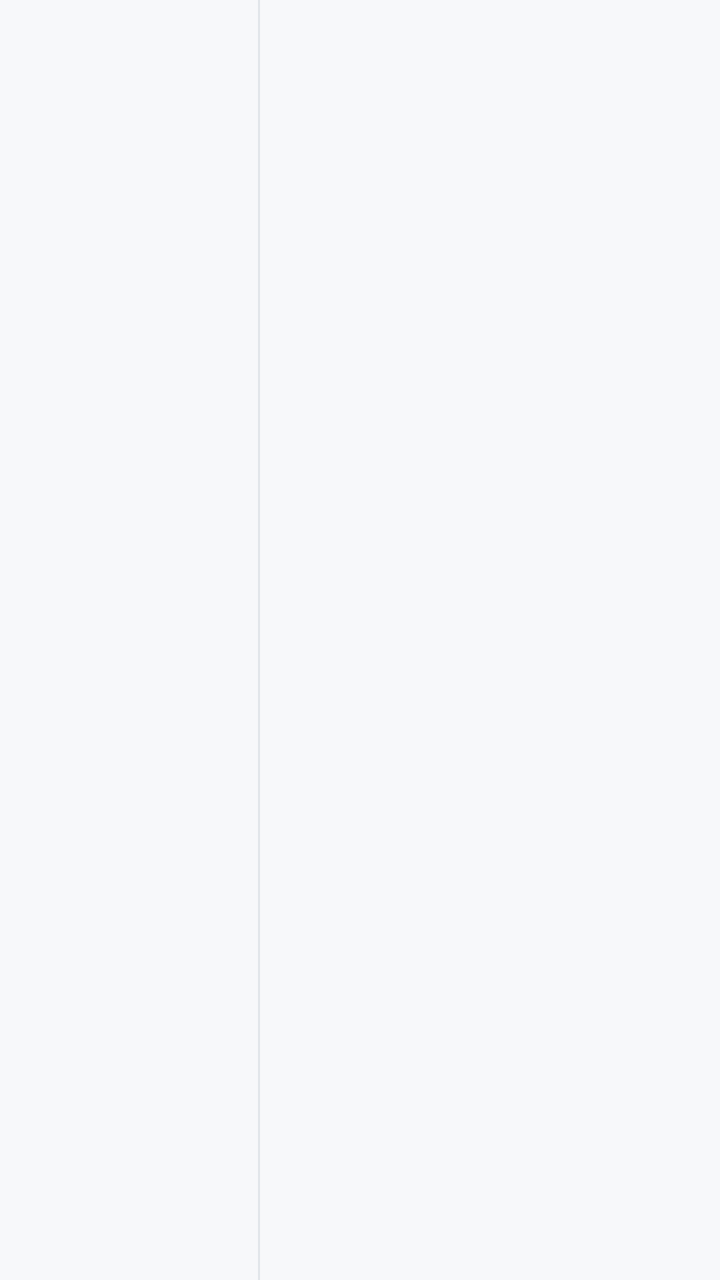
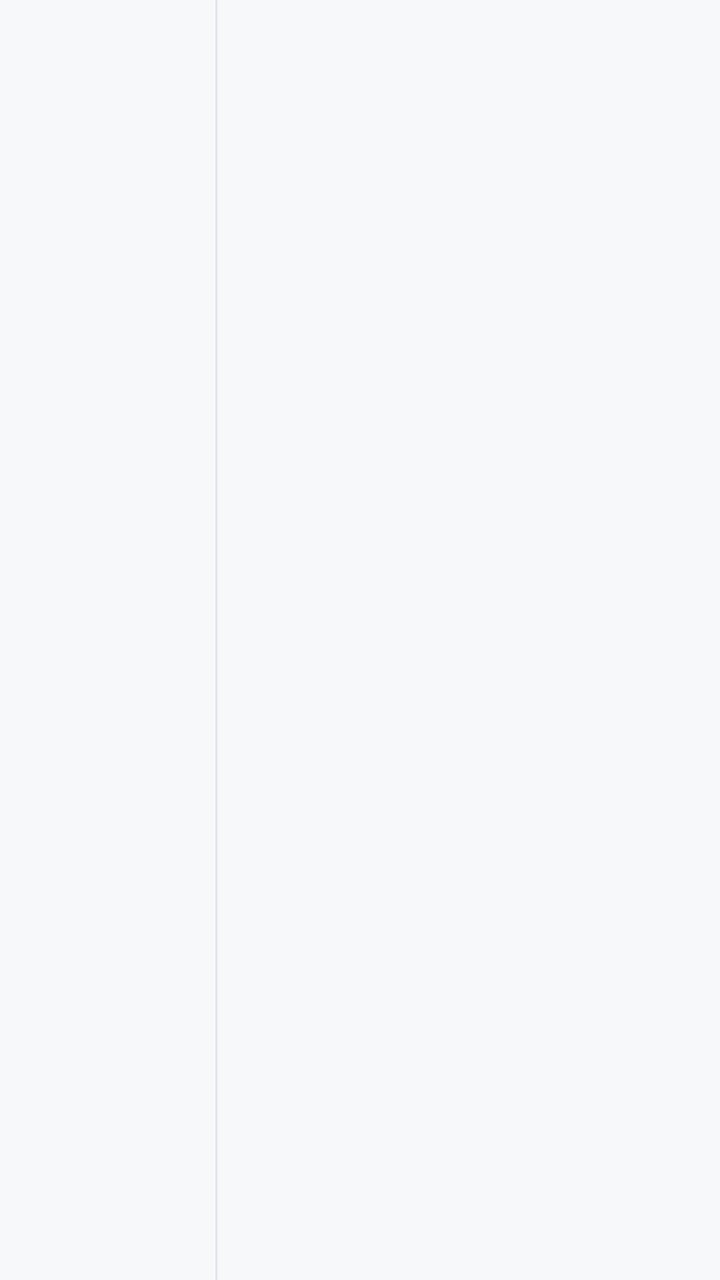

Two renders of the same Android screen: before a commit and after it. Below are the layout's source before the change and the commit's diff.
<!-- AndroidManifest.xml: activity theme Theme.MyFitTrack -->
<!-- res/layout/activity_main.xml -->
<?xml version="1.0" encoding="utf-8"?>
<LinearLayout xmlns:android="http://schemas.android.com/apk/res/android"
    android:layout_width="match_parent"
    android:layout_height="match_parent"
    android:orientation="horizontal"
    android:background="#F7F8FA">

    <androidx.fragment.app.FragmentContainerView
        android:id="@+id/menu_container"
        android:layout_width="0dp"
        android:layout_height="match_parent"
        android:layout_weight="0.36" />

    <View
        android:layout_width="1dp"
        android:layout_height="match_parent"
        android:background="#E1E5EA" />

    <androidx.fragment.app.FragmentContainerView
        android:id="@+id/content_container"
        android:layout_width="0dp"
        android:layout_height="match_parent"
        android:layout_weight="0.64" />
</LinearLayout>
<!-- resources referenced by this layout -->
<resources>
  <style name="Theme.MyFitTrack" parent="android:Theme.Material.Light.NoActionBar" />
</resources>

<!-- the commit's change to res/layout/activity_main.xml (unified diff, before → after) -->
@@ -1,5 +1,6 @@
 <?xml version="1.0" encoding="utf-8"?>
 <LinearLayout xmlns:android="http://schemas.android.com/apk/res/android"
+    android:id="@+id/main_layout"
     android:layout_width="match_parent"
     android:layout_height="match_parent"
     android:orientation="horizontal"
@@ -9,9 +10,10 @@
         android:id="@+id/menu_container"
         android:layout_width="0dp"
         android:layout_height="match_parent"
-        android:layout_weight="0.36" />
+        android:layout_weight="0.30" />
 
     <View
+        android:id="@+id/panel_divider"
         android:layout_width="1dp"
         android:layout_height="match_parent"
         android:background="#E1E5EA" />
@@ -20,5 +22,5 @@
         android:id="@+id/content_container"
         android:layout_width="0dp"
         android:layout_height="match_parent"
-        android:layout_weight="0.64" />
+        android:layout_weight="0.70" />
 </LinearLayout>
